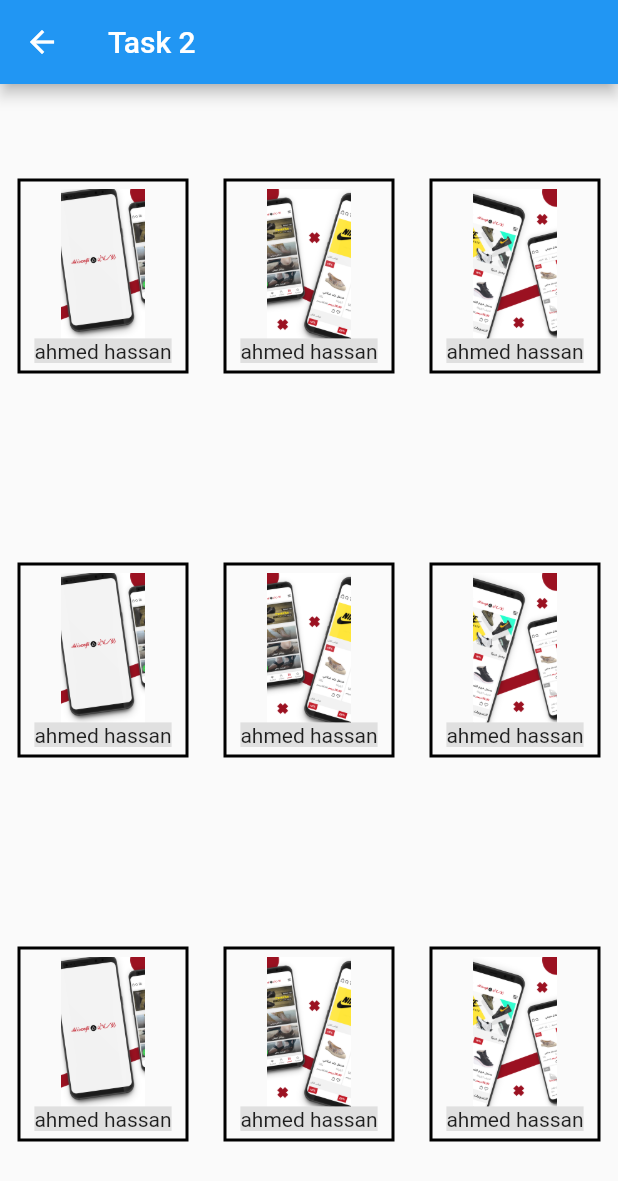
After one commit to AhmedHF/Flutter-Course-3, a Flutter app: the Task2 screen opened directly, on a phone screen of 412 x 824 dp. The commit adds this screen. Shown: the top 1181 px of the screen. Run offline on Flutter 3.47's test engine with Material 2 defaults, Android fonts, the light colour scheme and no system bars; missing offline and left inert: flutter_overboard.

Commit message:
add task 2

```diff
--- /dev/null
+++ b/lib/views/task_2/task.dart
@@ -0,0 +1,91 @@
+import 'package:flutter/material.dart';
+
+class Task2 extends StatefulWidget {
+  @override
+  _Task2State createState() => _Task2State();
+}
+
+class _Task2State extends State<Task2> {
+  renderRow() {
+    return Row(
+        mainAxisAlignment: MainAxisAlignment.spaceAround,
+        children: <Widget>[
+          Container(
+            padding: EdgeInsets.all(5),
+            decoration: BoxDecoration(
+              border: Border.all(color: Colors.black, width: 2),
+            ),
+            child: Column(
+                mainAxisAlignment: MainAxisAlignment.spaceAround,
+                children: <Widget>[
+                  Image(
+                    image: AssetImage('assets/images/1.png'),
+                    width: 100,
+                    height: 100,
+                  ),
+                  Text("ahmed hassan",
+                      style: TextStyle(backgroundColor: Colors.grey[300]))
+                ]),
+          ),
+          Container(
+            padding: EdgeInsets.all(5),
+            decoration: BoxDecoration(
+              border: Border.all(color: Colors.black, width: 2),
+            ),
+            child: Column(
+                mainAxisAlignment: MainAxisAlignment.spaceAround,
+                children: <Widget>[
+                  Image(
+                    image: AssetImage('assets/images/2.png'),
+                    width: 100,
+                    height: 100,
+                  ),
+                  Text("ahmed hassan",
+                      style: TextStyle(backgroundColor: Colors.grey[300]))
+                ]),
+          ),
+          Container(
+            padding: EdgeInsets.all(5),
+            decoration: BoxDecoration(
+              border: Border.all(color: Colors.black, width: 2),
+            ),
+            child: Column(
+                mainAxisAlignment: MainAxisAlignment.spaceAround,
+                children: <Widget>[
+                  Image(
+                    image: AssetImage('assets/images/3.png'),
+                    width: 100,
+                    height: 100,
+                  ),
+                  Text("ahmed hassan",
+                      style: TextStyle(backgroundColor: Colors.grey[300]))
+                ]),
+          ),
+        ]);
+  }
+
+  @override
+  Widget build(BuildContext context) {
+    return Scaffold(
+      appBar: AppBar(
+        // Here we take the value from the MyHomePage object that was created by
+        // the App.build method, and use it to set our appbar title.
+        title: Text("Task 2"),
+      ),
+      body: Center(
+        child: Column(
+            mainAxisAlignment: MainAxisAlignment.spaceAround,
+            children: <Widget>[
+              Container(child: renderRow()),
+              Container(child: renderRow()),
+              Container(child: renderRow()),
+            ]),
+      ),
+      // floatingActionButton: FloatingActionButton(
+      //   onPressed: _incrementCounter,
+      //   tooltip: 'Increment',
+      //   child: Icon(Icons.add),
+      // ), // This trailing comma makes auto-formatting nicer for build methods.
+    );
+  }
+}
```
Also changed, not shown: lib/views/home/home.dart (+102 -2 lines), lib/views/profile/profile.dart (added, +44 -0 lines), lib/views/sideMenu/sideMenu.dart (added, +59 -0 lines), lib/views/welcome/welcome.dart (+11 -7 lines), assets/images/logo.png (added).
